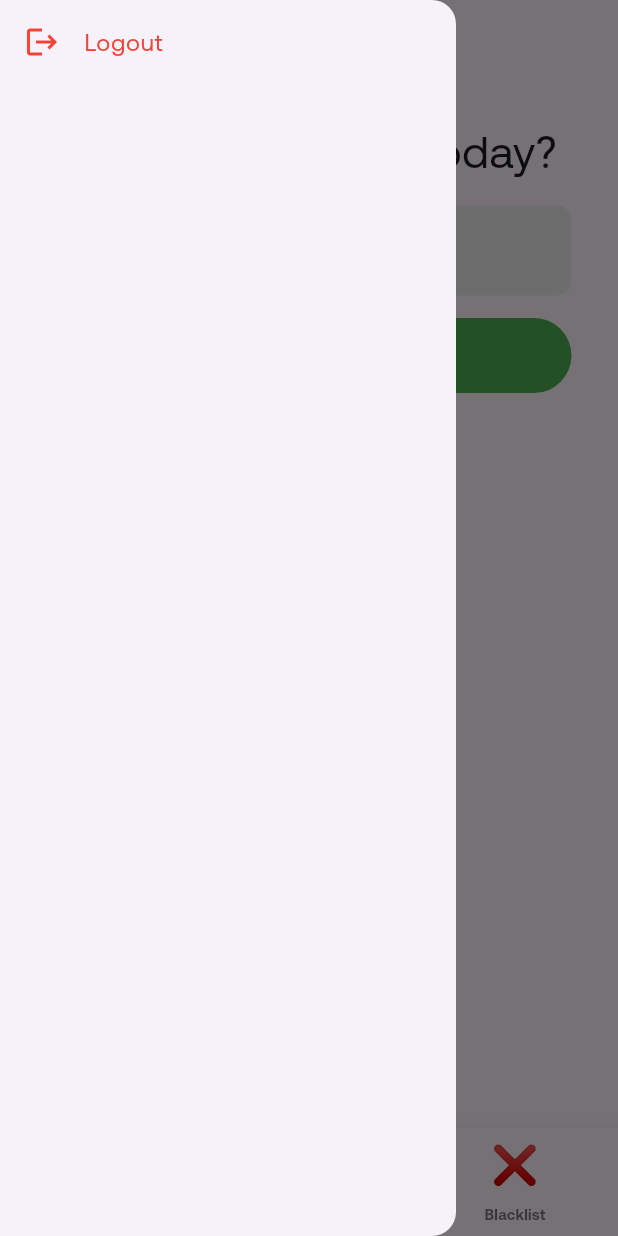
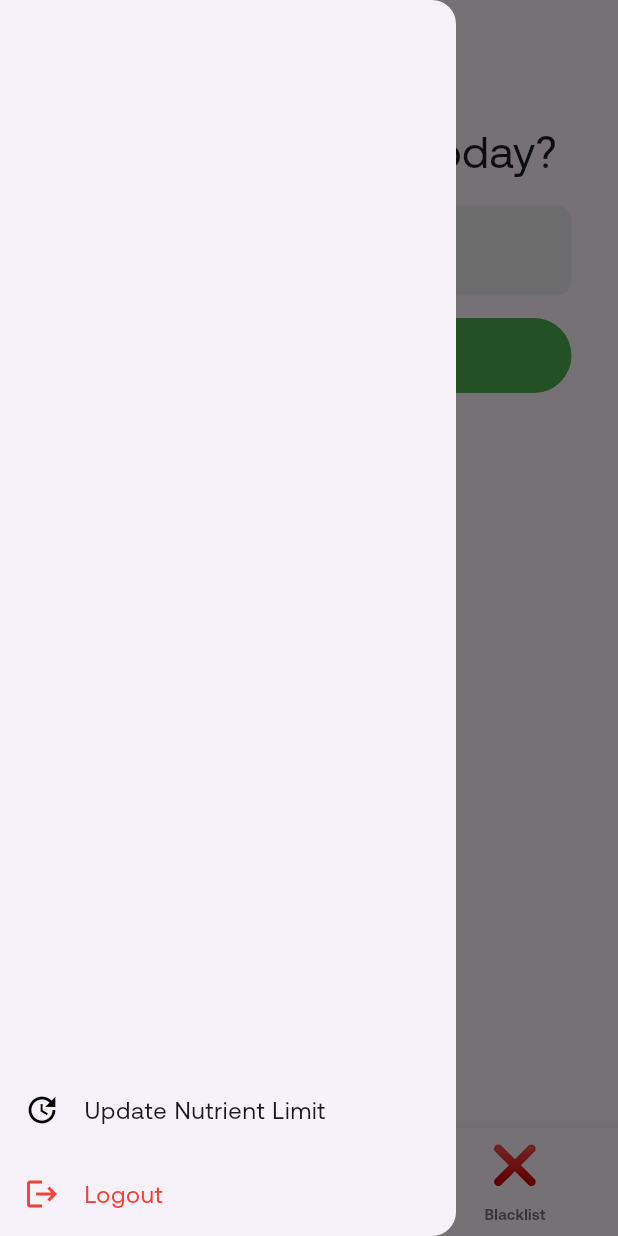
Before and after one commit to KojoBoakyeJnr/ChowChek, a Flutter app: the HomePage screen opened by its route, with the side drawer open, on a phone screen of 412 x 824 dp. Run offline on Flutter 3.47's test engine with Material 3 defaults, Android fonts, the phone set to English and light mode, and no system bars; our stand-ins replace firebase_auth, firebase_core, flutter_dotenv, shared_preferences; accounts and stored records are empty.

Commit message:
developed update nutrient limits

```diff
--- a/lib/main.dart
+++ b/lib/main.dart
@@ -8,6 +8,7 @@ import 'package:chowchek/views/main/home_page.dart';
 import 'package:chowchek/views/onboarding/set_daily_meal_number.dart';
 import 'package:chowchek/views/onboarding/set_nutrient_goal.dart';
 import 'package:chowchek/views/onboarding/set_userName_Page.dart';
+import 'package:chowchek/views/updates/update_nutrient_limits.dart';
 import 'package:chowchek/views/welcome/splash_screen.dart';
 import 'package:flutter/material.dart';
 import 'package:firebase_core/firebase_core.dart';
@@ -47,6 +48,7 @@ class MyApp extends StatelessWidget {
         "setAverageDailyMealCount": (context) => SetDailyMealNumber(),
         "homePage": (context) => HomePage(),
         "nutrientGoal": (context) => SetNutrientGoal(),
+        "updateNutrientGoal": (context) => UpdateNutrientLimits(),
       },
     );
   }
--- /dev/null
+++ b/lib/models/drawer_view.dart
@@ -0,0 +1,39 @@
+import 'package:chowchek/utils/app_colors.dart';
+import 'package:flutter/material.dart';
+import 'package:shared_preferences/shared_preferences.dart';
+
+class DrawerView extends StatelessWidget {
+  const DrawerView({super.key});
+
+  void setLoginStatus() async {
+    final SharedPreferences pref = await SharedPreferences.getInstance();
+    pref.setBool("isLoggedIn", false);
+  }
+
+  @override
+  Widget build(BuildContext context) {
+    return Drawer(
+      child: ListView(
+        reverse: true,
+        children: [
+          ListTile(
+            onTap: () {
+              setLoginStatus();
+              Navigator.of(context).pushNamed("login");
+            },
+            leading: Icon(Icons.logout, color: Colors.red),
+            title: Text("Logout", style: TextStyle(color: Colors.red)),
+          ),
+          ListTile(
+            onTap: () {
+              Navigator.pop(context);
+              Navigator.of(context).pushNamed("updateNutrientGoal");
+            },
+            leading: Icon(Icons.update_sharp, color: AppColors.black),
+            title: Text("Update Nutrient Limit"),
+          ),
+        ],
+      ),
+    );
+  }
+}
--- a/lib/providers/saved_meals_provider.dart
+++ b/lib/providers/saved_meals_provider.dart
@@ -1,6 +1,5 @@
 import 'dart:convert';
 
-import 'package:chowchek/providers/nutrient_check_provider.dart';
 import 'package:flutter/material.dart';
 import 'package:shared_preferences/shared_preferences.dart';
 
--- a/lib/utils/app_strings.dart
+++ b/lib/utils/app_strings.dart
@@ -22,7 +22,10 @@ class AppStrings {
   static const String dailyAverageExplainer =
       "We'll use this to help break your goals into per-meal guidance.";
   static const String finish = "Finish";
+  static const String update = "Update";
   static const String setDailyNutrientsLimit = "Set Daily Nutrient Limits";
+  static const String updateDailyNutrientsLimit =
+      "Update Daily Nutrient Limits";
   static const String customizeYourDaily =
       "Customize your daily intake goals for better tracking.\nYou can change these anytime.";
 }
--- a/lib/views/main/home_page.dart
+++ b/lib/views/main/home_page.dart
@@ -1,3 +1,4 @@
+import 'package:chowchek/models/drawer_view.dart';
 import 'package:chowchek/providers/user_details_provider.dart';
 import 'package:chowchek/utils/app_colors.dart';
 import 'package:chowchek/views/main/blacklist_page.dart';
@@ -22,11 +23,6 @@ class _HomePageState extends State<HomePage> {
     Provider.of<UserDetailsProvider>(context, listen: false).loadAllFromPrefs();
   }
 
-  void setLoginStatus() async {
-    final SharedPreferences pref = await SharedPreferences.getInstance();
-    pref.setBool("isLoggedIn", false);
-  }
-
   List pages = [TodayPage(), SavedPage(), BlacklistPage()];
   int currentPage = 0;
   @override
@@ -37,20 +33,7 @@ class _HomePageState extends State<HomePage> {
             appBar: AppBar(
               // title: StreakBanner(), centerTitle: true
             ),
-            drawer: Drawer(
-              child: ListView(
-                children: [
-                  ListTile(
-                    onTap: () {
-                      setLoginStatus();
-                      Navigator.of(context).pushNamed("login");
-                    },
-                    leading: Icon(Icons.logout, color: Colors.red),
-                    title: Text("Logout", style: TextStyle(color: Colors.red)),
-                  ),
-                ],
-              ),
-            ),
+            drawer: DrawerView(),
             bottomNavigationBar: BottomNavigationBar(
               selectedLabelStyle: TextStyle(
                 fontWeight: FontWeight.w800,
--- a/lib/views/main/today_page.dart
+++ b/lib/views/main/today_page.dart
@@ -7,7 +7,6 @@ import 'package:chowchek/models/meal_log.dart';
 
 import 'package:chowchek/models/nutrient_result_container.dart';
 import 'package:chowchek/providers/nutrient_check_provider.dart';
-import 'package:chowchek/providers/saved_meals_provider.dart';
 import 'package:chowchek/utils/app_button.dart';
 import 'package:chowchek/utils/app_colors.dart';
 import 'package:chowchek/utils/app_text_form_fields.dart';
@@ -15,7 +14,6 @@ import 'package:flutter/material.dart';
 import 'package:flutter_dotenv/flutter_dotenv.dart';
 import 'package:http/http.dart' as http;
 import 'package:provider/provider.dart';
-import 'package:shared_preferences/shared_preferences.dart';
 
 class TodayPage extends StatefulWidget {
   const TodayPage({super.key});
--- a/lib/views/onboarding/set_nutrient_goal.dart
+++ b/lib/views/onboarding/set_nutrient_goal.dart
@@ -77,7 +77,7 @@ class _SetNutrientGoalState extends State<SetNutrientGoal> {
                                   TextSpan(
                                     text: model.userName,
                                     style: const TextStyle(
-                                      fontWeight: FontWeight.w800,
+                                      fontWeight: FontWeight.w400,
                                     ),
                                   ),
                                 ],
```
Also changed, not shown: lib/views/updates/update_nutrient_limits.dart (added, +85 -0 lines).
